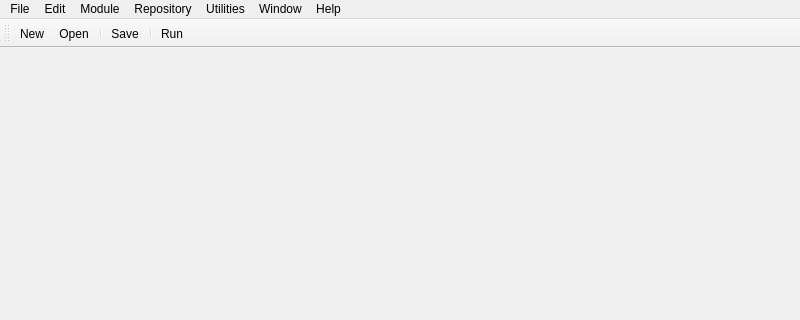
Old version of the form src/flua/Tools/IDE/ui/flua-ide.ui in the repository akyoto/flua; both pictures show x 0 to 800 and y 0 to 320 of the 800 by 600 pixel window.
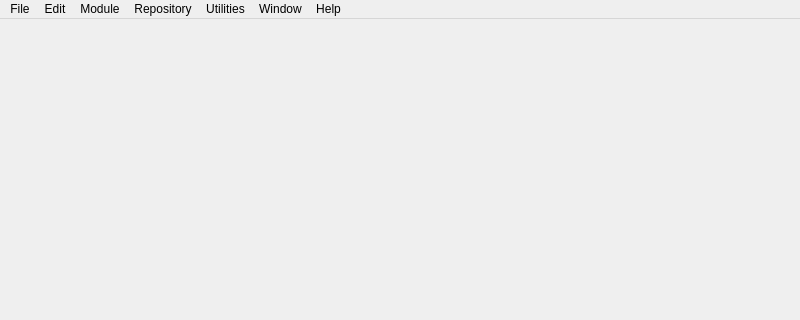
New version of the form. Icons and pictures are not drawn.

Commit message: Removed toolbar

Diff of the .ui file:
```diff
--- a/src/flua/Tools/IDE/ui/flua-ide.ui
+++ b/src/flua/Tools/IDE/ui/flua-ide.ui
@@ -134,23 +134,6 @@
    <addaction name="menuHelp"/>
   </widget>
   <widget class="QStatusBar" name="statusBar"/>
-  <widget class="QToolBar" name="toolBar">
-   <property name="windowTitle">
-    <string>Standard Toolbar</string>
-   </property>
-   <attribute name="toolBarArea">
-    <enum>TopToolBarArea</enum>
-   </attribute>
-   <attribute name="toolBarBreak">
-    <bool>false</bool>
-   </attribute>
-   <addaction name="actionNew"/>
-   <addaction name="actionOpen"/>
-   <addaction name="separator"/>
-   <addaction name="actionSave"/>
-   <addaction name="separator"/>
-   <addaction name="actionRun"/>
-  </widget>
   <action name="actionNew">
    <property name="icon">
     <iconset>
```
The commit also changes 2 other files.
